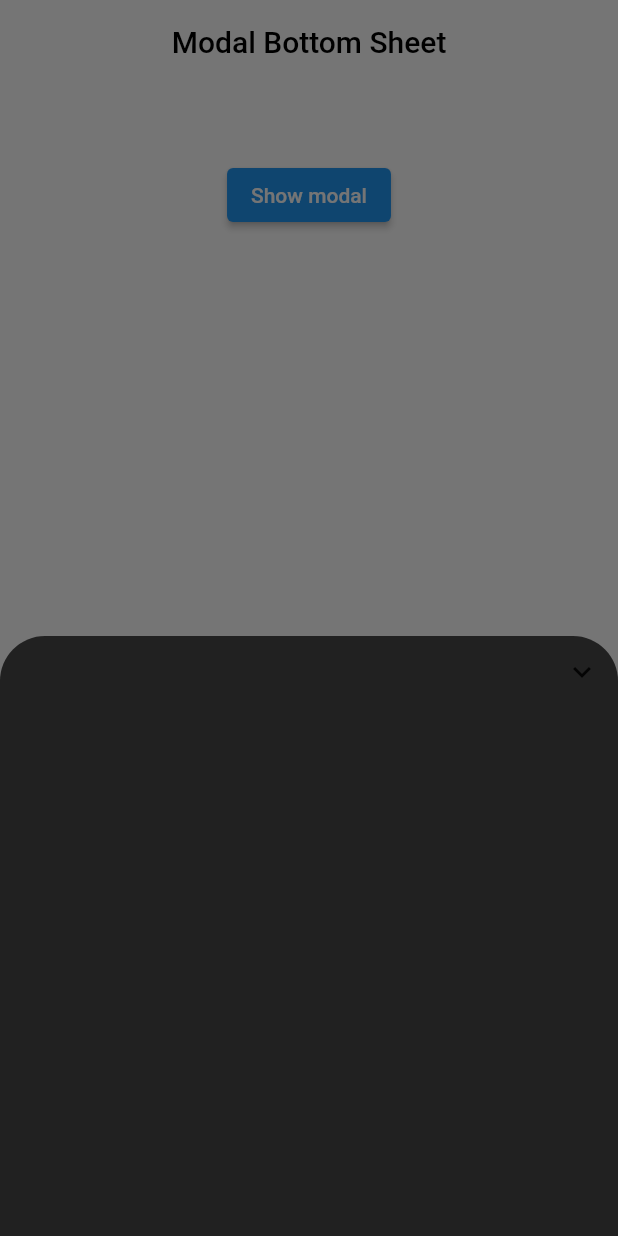
After one commit to paxFortuna/UI-Show-Hide-AppBar, a Flutter app: the StepByStep screen opened directly, after a tap on "Show modal", on a phone screen of 412 x 824 dp. The commit adds this screen. Run offline on Flutter 3.47's test engine with Material 2 defaults, Android fonts, the phone set to English and light mode, and no system bars; our stand-ins replace google_fonts, slide_to_act.

Commit message:
feat: Modal Sheet

```diff
--- /dev/null
+++ b/lib/modal/modal.dart
@@ -0,0 +1,61 @@
+import 'package:flutter/material.dart';
+import 'package:google_fonts/google_fonts.dart';
+
+class StepByStep extends StatefulWidget {
+  const StepByStep({Key? key}) : super(key: key);
+
+  @override
+  State<StepByStep> createState() => _StepByStepState();
+}
+
+class _StepByStepState extends State<StepByStep> {
+  // int _currentStep = 0;
+
+  @override
+  Widget build(BuildContext context) {
+    return Scaffold(
+      backgroundColor: const Color.fromARGB(255, 255, 255, 255),
+      appBar: AppBar(
+        backgroundColor: Colors.transparent,
+        title: const Text(
+          'Modal Bottom Sheet',
+          style: TextStyle(color: Colors.black),
+        ),
+        centerTitle: true,
+        elevation: 0,
+      ),
+      body: Container(
+        margin: EdgeInsets.only(top: 50),
+        alignment: Alignment.topCenter,
+        child: ElevatedButton(
+          onPressed: () {
+            showModalBottomSheet(
+                backgroundColor: const Color.fromARGB(0, 255, 255, 255),
+                context: context,
+                builder: (context) {
+                  return Container(
+                    height: 400,
+                    decoration: BoxDecoration(
+                        color: Colors.grey.shade900,
+                        borderRadius: const BorderRadius.only(
+                          topRight: Radius.circular(30),
+                          topLeft: Radius.circular(30),
+                        )),
+                    child: Align(
+                      alignment: Alignment.topRight,
+                      child: IconButton(
+                        icon: const Icon(Icons.keyboard_arrow_down),
+                        onPressed: () {
+                          Navigator.pop(context);
+                        },
+                      ),
+                    ),
+                  );
+                });
+          },
+          child: const Text('Show modal'),
+        ),
+      ),
+    );
+  }
+}
--- a/lib/routes.dart
+++ b/lib/routes.dart
@@ -1,4 +1,5 @@
 import 'package:flutter/material.dart';
+import 'package:ui_hide_show_abbbar/modal/modal.dart';
 import 'package:ui_hide_show_abbbar/nav_bar.dart';
 import 'package:ui_hide_show_abbbar/slide_to_act/slide_to_act.dart';
 
@@ -23,7 +24,12 @@ class Routes extends StatelessWidget {
               MaterialPageRoute(builder:(context) => SlideToAct()),
             );
           }, child: Text('Slide To Act')),
-          ElevatedButton(onPressed: (){}, child: Text('')),
+          ElevatedButton(onPressed: (){
+            Navigator.push(
+              context,
+              MaterialPageRoute(builder:(context) => StepByStep()),
+            );
+          }, child: Text('Modal Sheet')),
           ElevatedButton(onPressed: (){}, child: Text('')),
           ElevatedButton(onPressed: (){}, child: Text('')),
         ],
```
